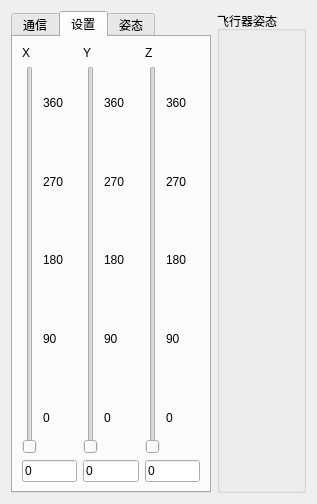
Before: the Qt Designer form tools/flyer_controller/fc_window.ui in yougukepp/cmos, drawn with Qt 5.
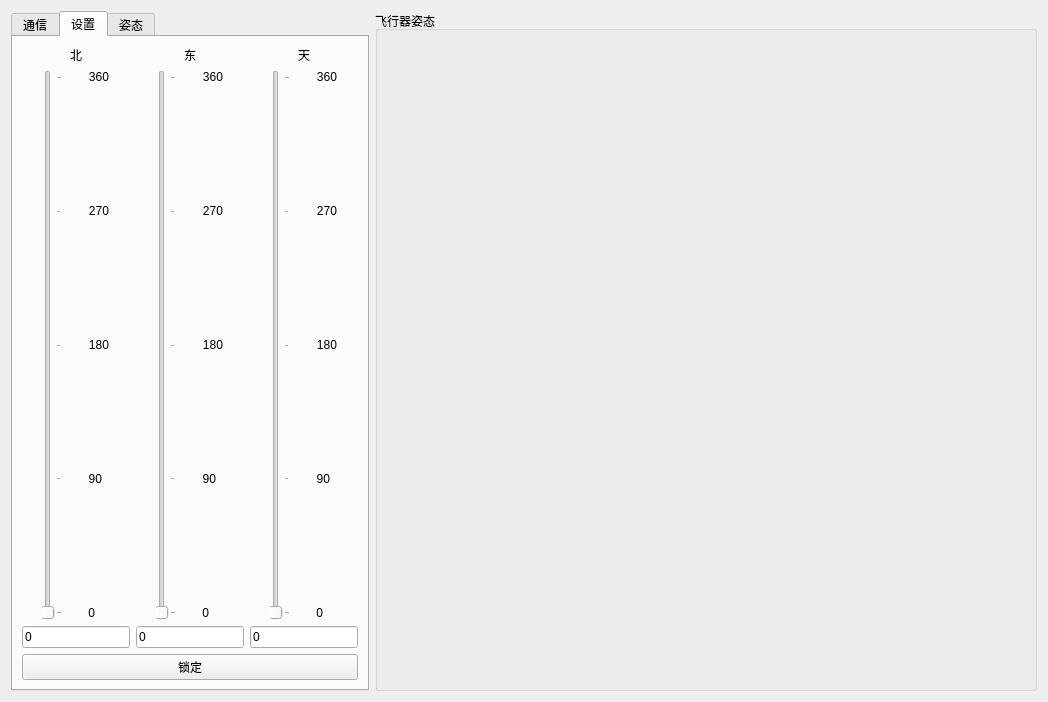
After: the same form once the commit is applied.

The edit to the form file:
```diff
--- a/tools/flyer_controller/fc_window.ui
+++ b/tools/flyer_controller/fc_window.ui
@@ -6,8 +6,8 @@
    <rect>
     <x>0</x>
     <y>0</y>
-    <width>306</width>
-    <height>455</height>
+    <width>1048</width>
+    <height>702</height>
    </rect>
   </property>
   <property name="windowTitle">
@@ -306,247 +306,567 @@
       <attribute name="title">
        <string>设置</string>
       </attribute>
-      <layout class="QHBoxLayout" name="horizontalLayout_19">
+      <layout class="QVBoxLayout" name="verticalLayout_13">
        <item>
-        <layout class="QVBoxLayout" name="verticalLayout_9">
+        <layout class="QHBoxLayout" name="horizontalLayout_19">
          <item>
-          <widget class="QLabel" name="label_17">
-           <property name="text">
-            <string>X</string>
-           </property>
-          </widget>
-         </item>
-         <item>
-          <layout class="QHBoxLayout" name="horizontalLayout_15">
+          <layout class="QVBoxLayout" name="verticalLayout_5">
            <item>
-            <widget class="QSlider" name="verticalSlider">
-             <property name="orientation">
-              <enum>Qt::Vertical</enum>
+            <widget class="QLabel" name="label_29">
+             <property name="text">
+              <string>北</string>
              </property>
+             <property name="alignment">
+              <set>Qt::AlignCenter</set>
+             </property>
             </widget>
            </item>
            <item>
-            <layout class="QVBoxLayout" name="verticalLayout_5">
+            <layout class="QHBoxLayout" name="horizontalLayout_15">
              <item>
-              <widget class="QLabel" name="label_22">
-               <property name="minimumSize">
-                <size>
-                 <width>0</width>
-                 <height>10</height>
-                </size>
+              <widget class="QSlider" name="xSlider">
+               <property name="maximum">
+                <number>360</number>
                </property>
-               <property name="text">
-                <string>360</string>
+               <property name="orientation">
+                <enum>Qt::Vertical</enum>
                </property>
-              </widget>
-             </item>
-             <item>
-              <widget class="QLabel" name="label_21">
-               <property name="text">
-                <string>270</string>
+               <property name="tickPosition">
+                <enum>QSlider::TicksBelow</enum>
                </property>
-              </widget>
-             </item>
-             <item>
-              <widget class="QLabel" name="label_20">
-               <property name="text">
-                <string>180</string>
+               <property name="tickInterval">
+                <number>90</number>
                </property>
               </widget>
              </item>
              <item>
-              <widget class="QLabel" name="label_19">
-               <property name="text">
-                <string>90</string>
-               </property>
-              </widget>
+              <layout class="QVBoxLayout" name="verticalLayout_4">
+               <item>
+                <widget class="QLabel" name="label_38">
+                 <property name="sizePolicy">
+                  <sizepolicy hsizetype="Fixed" vsizetype="Preferred">
+                   <horstretch>0</horstretch>
+                   <verstretch>0</verstretch>
+                  </sizepolicy>
+                 </property>
+                 <property name="text">
+                  <string>360</string>
+                 </property>
+                 <property name="alignment">
+                  <set>Qt::AlignRight|Qt::AlignTrailing|Qt::AlignVCenter</set>
+                 </property>
+                </widget>
+               </item>
+               <item>
+                <spacer name="verticalSpacer_5">
+                 <property name="orientation">
+                  <enum>Qt::Vertical</enum>
+                 </property>
+                 <property name="sizeHint" stdset="0">
+                  <size>
+                   <width>20</width>
+                   <height>18</height>
+                  </size>
+                 </property>
+                </spacer>
+               </item>
+               <item>
+                <widget class="QLabel" name="label_39">
+                 <property name="sizePolicy">
+                  <sizepolicy hsizetype="Fixed" vsizetype="Preferred">
+                   <horstretch>0</horstretch>
+                   <verstretch>0</verstretch>
+                  </sizepolicy>
+                 </property>
+                 <property name="text">
+                  <string>270</string>
+                 </property>
+                 <property name="alignment">
+                  <set>Qt::AlignRight|Qt::AlignTrailing|Qt::AlignVCenter</set>
+                 </property>
+                </widget>
+               </item>
+               <item>
+                <spacer name="verticalSpacer_4">
+                 <property name="orientation">
+                  <enum>Qt::Vertical</enum>
+                 </property>
+                 <property name="sizeHint" stdset="0">
+                  <size>
+                   <width>20</width>
+                   <height>18</height>
+                  </size>
+                 </property>
+                </spacer>
+               </item>
+               <item>
+                <widget class="QLabel" name="label_40">
+                 <property name="sizePolicy">
+                  <sizepolicy hsizetype="Fixed" vsizetype="Preferred">
+                   <horstretch>0</horstretch>
+                   <verstretch>0</verstretch>
+                  </sizepolicy>
+                 </property>
+                 <property name="text">
+                  <string>180</string>
+                 </property>
+                 <property name="alignment">
+                  <set>Qt::AlignRight|Qt::AlignTrailing|Qt::AlignVCenter</set>
+                 </property>
+                </widget>
+               </item>
+               <item>
+                <spacer name="verticalSpacer_2">
+                 <property name="orientation">
+                  <enum>Qt::Vertical</enum>
+                 </property>
+                 <property name="sizeHint" stdset="0">
+                  <size>
+                   <width>20</width>
+                   <height>18</height>
+                  </size>
+                 </property>
+                </spacer>
+               </item>
+               <item>
+                <widget class="QLabel" name="label_41">
+                 <property name="sizePolicy">
+                  <sizepolicy hsizetype="Fixed" vsizetype="Preferred">
+                   <horstretch>0</horstretch>
+                   <verstretch>0</verstretch>
+                  </sizepolicy>
+                 </property>
+                 <property name="text">
+                  <string>90</string>
+                 </property>
+                 <property name="alignment">
+                  <set>Qt::AlignRight|Qt::AlignTrailing|Qt::AlignVCenter</set>
+                 </property>
+                </widget>
+               </item>
+               <item>
+                <spacer name="verticalSpacer">
+                 <property name="orientation">
+                  <enum>Qt::Vertical</enum>
+                 </property>
+                 <property name="sizeHint" stdset="0">
+                  <size>
+                   <width>20</width>
+                   <height>18</height>
+                  </size>
+                 </property>
+                </spacer>
+               </item>
+               <item>
+                <widget class="QLabel" name="label_42">
+                 <property name="sizePolicy">
+                  <sizepolicy hsizetype="Fixed" vsizetype="Preferred">
+                   <horstretch>0</horstretch>
+                   <verstretch>0</verstretch>
+                  </sizepolicy>
+                 </property>
+                 <property name="text">
+                  <string>0</string>
+                 </property>
+                 <property name="alignment">
+                  <set>Qt::AlignRight|Qt::AlignTrailing|Qt::AlignVCenter</set>
+                 </property>
+                </widget>
+               </item>
+              </layout>
              </item>
-             <item>
-              <widget class="QLabel" name="label_18">
-               <property name="text">
-                <string>0</string>
-               </property>
-              </widget>
-             </item>
             </layout>
            </item>
+           <item>
+            <widget class="QLineEdit" name="xLineEdit">
+             <property name="minimumSize">
+              <size>
+               <width>30</width>
+               <height>0</height>
+              </size>
+             </property>
+             <property name="text">
+              <string>0</string>
+             </property>
+            </widget>
+           </item>
           </layout>
          </item>
          <item>
-          <widget class="QLineEdit" name="lineEdit_8">
-           <property name="minimumSize">
-            <size>
-             <width>30</width>
-             <height>0</height>
-            </size>
-           </property>
-           <property name="text">
-            <string>0</string>
-           </property>
-          </widget>
-         </item>
-        </layout>
-       </item>
-       <item>
-        <layout class="QVBoxLayout" name="verticalLayout_12">
-         <item>
-          <widget class="QLabel" name="label_29">
-           <property name="text">
-            <string>Y</string>
-           </property>
-          </widget>
-         </item>
-         <item>
-          <layout class="QHBoxLayout" name="horizontalLayout_18">
+          <layout class="QVBoxLayout" name="verticalLayout_9">
            <item>
-            <widget class="QSlider" name="verticalSlider_3">
-             <property name="orientation">
-              <enum>Qt::Vertical</enum>
+            <widget class="QLabel" name="label_30">
+             <property name="text">
+              <string>东</string>
              </property>
+             <property name="alignment">
+              <set>Qt::AlignCenter</set>
+             </property>
             </widget>
            </item>
            <item>
-            <layout class="QVBoxLayout" name="verticalLayout_13">
+            <layout class="QHBoxLayout" name="horizontalLayout_17">
              <item>
-              <widget class="QLabel" name="label_30">
-               <property name="minimumSize">
-                <size>
-                 <width>0</width>
-                 <height>10</height>
-                </size>
+              <widget class="QSlider" name="ySlider">
+               <property name="maximum">
+                <number>360</number>
                </property>
-               <property name="text">
-                <string>360</string>
+               <property name="orientation">
+                <enum>Qt::Vertical</enum>
                </property>
-              </widget>
-             </item>
-             <item>
-              <widget class="QLabel" name="label_31">
-               <property name="text">
-                <string>270</string>
+               <property name="tickPosition">
+                <enum>QSlider::TicksBelow</enum>
                </property>
-              </widget>
-             </item>
-             <item>
-              <widget class="QLabel" name="label_32">
-               <property name="text">
-                <string>180</string>
+               <property name="tickInterval">
+                <number>90</number>
                </property>
               </widget>
              </item>
              <item>
-              <widget class="QLabel" name="label_33">
-               <property name="text">
-                <string>90</string>
-               </property>
-              </widget>
+              <layout class="QVBoxLayout" name="verticalLayout_10">
+               <item>
+                <widget class="QLabel" name="label_43">
+                 <property name="sizePolicy">
+                  <sizepolicy hsizetype="Fixed" vsizetype="Preferred">
+                   <horstretch>0</horstretch>
+                   <verstretch>0</verstretch>
+                  </sizepolicy>
+                 </property>
+                 <property name="text">
+                  <string>360</string>
+                 </property>
+                 <property name="alignment">
+                  <set>Qt::AlignRight|Qt::AlignTrailing|Qt::AlignVCenter</set>
+                 </property>
+                </widget>
+               </item>
+               <item>
+                <spacer name="verticalSpacer_6">
+                 <property name="orientation">
+                  <enum>Qt::Vertical</enum>
+                 </property>
+                 <property name="sizeHint" stdset="0">
+                  <size>
+                   <width>20</width>
+                   <height>18</height>
+                  </size>
+                 </property>
+                </spacer>
+               </item>
+               <item>
+                <widget class="QLabel" name="label_44">
+                 <property name="sizePolicy">
+                  <sizepolicy hsizetype="Fixed" vsizetype="Preferred">
+                   <horstretch>0</horstretch>
+                   <verstretch>0</verstretch>
+                  </sizepolicy>
+                 </property>
+                 <property name="text">
+                  <string>270</string>
+                 </property>
+                 <property name="alignment">
+                  <set>Qt::AlignRight|Qt::AlignTrailing|Qt::AlignVCenter</set>
+                 </property>
+                </widget>
+               </item>
+               <item>
+                <spacer name="verticalSpacer_7">
+                 <property name="orientation">
+                  <enum>Qt::Vertical</enum>
+                 </property>
+                 <property name="sizeHint" stdset="0">
+                  <size>
+                   <width>20</width>
+                   <height>18</height>
+                  </size>
+                 </property>
+                </spacer>
+               </item>
+               <item>
+                <widget class="QLabel" name="label_45">
+                 <property name="sizePolicy">
+                  <sizepolicy hsizetype="Fixed" vsizetype="Preferred">
+                   <horstretch>0</horstretch>
+                   <verstretch>0</verstretch>
+                  </sizepolicy>
+                 </property>
+                 <property name="text">
+                  <string>180</string>
+                 </property>
+                 <property name="alignment">
+                  <set>Qt::AlignRight|Qt::AlignTrailing|Qt::AlignVCenter</set>
+                 </property>
+                </widget>
+               </item>
+               <item>
+                <spacer name="verticalSpacer_8">
+                 <property name="orientation">
+                  <enum>Qt::Vertical</enum>
+                 </property>
+                 <property name="sizeHint" stdset="0">
+                  <size>
+                   <width>20</width>
+                   <height>18</height>
+                  </size>
+                 </property>
+                </spacer>
+               </item>
+               <item>
+                <widget class="QLabel" name="label_46">
+                 <property name="sizePolicy">
+                  <sizepolicy hsizetype="Fixed" vsizetype="Preferred">
+                   <horstretch>0</horstretch>
+                   <verstretch>0</verstretch>
+                  </sizepolicy>
+                 </property>
+                 <property name="text">
+                  <string>90</string>
+                 </property>
+                 <property name="alignment">
+                  <set>Qt::AlignRight|Qt::AlignTrailing|Qt::AlignVCenter</set>
+                 </property>
+                </widget>
+               </item>
+               <item>
+                <spacer name="verticalSpacer_9">
+                 <property name="orientation">
+                  <enum>Qt::Vertical</enum>
+                 </property>
+                 <property name="sizeHint" stdset="0">
+                  <size>
+                   <width>20</width>
+                   <height>18</height>
+                  </size>
+                 </property>
+                </spacer>
+               </item>
+               <item>
+                <widget class="QLabel" name="label_47">
+                 <property name="sizePolicy">
+                  <sizepolicy hsizetype="Fixed" vsizetype="Preferred">
+                   <horstretch>0</horstretch>
+                   <verstretch>0</verstretch>
+                  </sizepolicy>
+                 </property>
+                 <property name="text">
+                  <string>0</string>
+                 </property>
+                 <property name="alignment">
+                  <set>Qt::AlignRight|Qt::AlignTrailing|Qt::AlignVCenter</set>
+                 </property>
+                </widget>
+               </item>
+              </layout>
              </item>
-             <item>
-              <widget class="QLabel" name="label_34">
-               <property name="text">
-                <string>0</string>
-               </property>
-              </widget>
-             </item>
             </layout>
            </item>
+           <item>
+            <widget class="QLineEdit" name="yLineEdit">
+             <property name="minimumSize">
+              <size>
+               <width>30</width>
+               <height>0</height>
+              </size>
+             </property>
+             <property name="text">
+              <string>0</string>
+             </property>
+            </widget>
+           </item>
           </layout>
          </item>
          <item>
-          <widget class="QLineEdit" name="lineEdit_10">
-           <property name="minimumSize">
-            <size>
-             <width>30</width>
-             <height>0</height>
-            </size>
-           </property>
-           <property name="text">
-            <string>0</string>
-           </property>
-          </widget>
-         </item>
-        </layout>
-       </item>
-       <item>
-        <layout class="QVBoxLayout" name="verticalLayout_10">
-         <item>
-          <widget class="QLabel" name="label_23">
-           <property name="text">
-            <string>Z</string>
-           </property>
-          </widget>
-         </item>
-         <item>
-          <layout class="QHBoxLayout" name="horizontalLayout_17">
+          <layout class="QVBoxLayout" name="verticalLayout_11">
            <item>
-            <widget class="QSlider" name="verticalSlider_2">
-             <property name="orientation">
-              <enum>Qt::Vertical</enum>
+            <widget class="QLabel" name="label_31">
+             <property name="text">
+              <string>天</string>
              </property>
+             <property name="alignment">
+              <set>Qt::AlignCenter</set>
+             </property>
             </widget>
            </item>
            <item>
-            <layout class="QVBoxLayout" name="verticalLayout_11">
+            <layout class="QHBoxLayout" name="horizontalLayout_18">
              <item>
-              <widget class="QLabel" name="label_24">
-               <property name="minimumSize">
-                <size>
-                 <width>0</width>
-                 <height>10</height>
-                </size>
+              <widget class="QSlider" name="zSlider">
+               <property name="maximum">
+                <number>360</number>
                </property>
-               <property name="text">
-                <string>360</string>
+               <property name="orientation">
+                <enum>Qt::Vertical</enum>
                </property>
-              </widget>
-             </item>
-             <item>
-              <widget class="QLabel" name="label_25">
-               <property name="text">
-                <string>270</string>
+               <property name="tickPosition">
+                <enum>QSlider::TicksBelow</enum>
                </property>
-              </widget>
-             </item>
-             <item>
-              <widget class="QLabel" name="label_26">
-               <property name="text">
-                <string>180</string>
+               <property name="tickInterval">
+                <number>90</number>
                </property>
               </widget>
              </item>
              <item>
-              <widget class="QLabel" name="label_27">
-               <property name="text">
-                <string>90</string>
-               </property>
-              </widget>
+              <layout class="QVBoxLayout" name="verticalLayout_12">
+               <item>
+                <widget class="QLabel" name="label_48">
+                 <property name="sizePolicy">
+                  <sizepolicy hsizetype="Fixed" vsizetype="Preferred">
+                   <horstretch>0</horstretch>
+                   <verstretch>0</verstretch>
+                  </sizepolicy>
+                 </property>
+                 <property name="text">
+                  <string>360</string>
+                 </property>
+                 <property name="alignment">
+                  <set>Qt::AlignRight|Qt::AlignTrailing|Qt::AlignVCenter</set>
+                 </property>
+                </widget>
+               </item>
+               <item>
+                <spacer name="verticalSpacer_10">
+                 <property name="orientation">
+                  <enum>Qt::Vertical</enum>
+                 </property>
+                 <property name="sizeHint" stdset="0">
+                  <size>
+                   <width>20</width>
+                   <height>18</height>
+                  </size>
+                 </property>
+                </spacer>
+               </item>
+               <item>
+                <widget class="QLabel" name="label_49">
+                 <property name="sizePolicy">
+                  <sizepolicy hsizetype="Fixed" vsizetype="Preferred">
+                   <horstretch>0</horstretch>
+                   <verstretch>0</verstretch>
+                  </sizepolicy>
+                 </property>
+                 <property name="text">
+                  <string>270</string>
+                 </property>
+                 <property name="alignment">
+                  <set>Qt::AlignRight|Qt::AlignTrailing|Qt::AlignVCenter</set>
+                 </property>
+                </widget>
+               </item>
+               <item>
+                <spacer name="verticalSpacer_11">
+                 <property name="orientation">
+                  <enum>Qt::Vertical</enum>
+                 </property>
+                 <property name="sizeHint" stdset="0">
+                  <size>
+                   <width>20</width>
+                   <height>18</height>
+                  </size>
+                 </property>
+                </spacer>
+               </item>
+               <item>
+                <widget class="QLabel" name="label_50">
+                 <property name="sizePolicy">
+                  <sizepolicy hsizetype="Fixed" vsizetype="Preferred">
+                   <horstretch>0</horstretch>
+                   <verstretch>0</verstretch>
+                  </sizepolicy>
+                 </property>
+                 <property name="text">
+                  <string>180</string>
+                 </property>
+                 <property name="alignment">
+                  <set>Qt::AlignRight|Qt::AlignTrailing|Qt::AlignVCenter</set>
+                 </property>
+                </widget>
+               </item>
+               <item>
+                <spacer name="verticalSpacer_12">
+                 <property name="orientation">
+                  <enum>Qt::Vertical</enum>
+                 </property>
+                 <property name="sizeHint" stdset="0">
+                  <size>
+                   <width>20</width>
+                   <height>18</height>
+                  </size>
+                 </property>
+                </spacer>
+               </item>
+               <item>
+                <widget class="QLabel" name="label_51">
+                 <property name="sizePolicy">
+                  <sizepolicy hsizetype="Fixed" vsizetype="Preferred">
+                   <horstretch>0</horstretch>
+                   <verstretch>0</verstretch>
+                  </sizepolicy>
+                 </property>
+                 <property name="text">
+                  <string>90</string>
+                 </property>
+                 <property name="alignment">
+                  <set>Qt::AlignRight|Qt::AlignTrailing|Qt::AlignVCenter</set>
+                 </property>
+                </widget>
+               </item>
+               <item>
+                <spacer name="verticalSpacer_13">
+                 <property name="orientation">
+                  <enum>Qt::Vertical</enum>
+                 </property>
+                 <property name="sizeHint" stdset="0">
+                  <size>
+                   <width>20</width>
+                   <height>18</height>
+                  </size>
+                 </property>
+                </spacer>
+               </item>
+               <item>
+                <widget class="QLabel" name="label_52">
+                 <property name="sizePolicy">
+                  <sizepolicy hsizetype="Fixed" vsizetype="Preferred">
+                   <horstretch>0</horstretch>
+                   <verstretch>0</verstretch>
+                  </sizepolicy>
+                 </property>
+                 <property name="text">
+                  <string>0</string>
+                 </property>
+                 <property name="alignment">
+                  <set>Qt::AlignRight|Qt::AlignTrailing|Qt::AlignVCenter</set>
+                 </property>
+                </widget>
+               </item>
+              </layout>
              </item>
-             <item>
-              <widget class="QLabel" name="label_28">
-               <property name="text">
-                <string>0</string>
-               </property>
-              </widget>
-             </item>
             </layout>
            </item>
+           <item>
+            <widget class="QLineEdit" name="zLineEdit">
+             <property name="minimumSize">
+              <size>
+               <width>30</width>
+               <height>0</height>
+              </size>
+             </property>
+             <property name="text">
+              <string>0</string>
+             </property>
+            </widget>
+           </item>
           </layout>
          </item>
-         <item>
-          <widget class="QLineEdit" name="lineEdit_9">
-           <property name="minimumSize">
-            <size>
-             <width>30</width>
-             <height>0</height>
-            </size>
-           </property>
-           <property name="text">
-            <string>0</string>
-           </property>
-          </widget>
-         </item>
         </layout>
        </item>
+       <item>
+        <widget class="QPushButton" name="lockPushButton">
+         <property name="text">
+          <string>锁定</string>
+         </property>
+        </widget>
+       </item>
       </layout>
       <zorder>label_17</zorder>
       <zorder>label_18</zorder>
```
Left out of the diff: 22 changed lines with no effect on the pictures.
